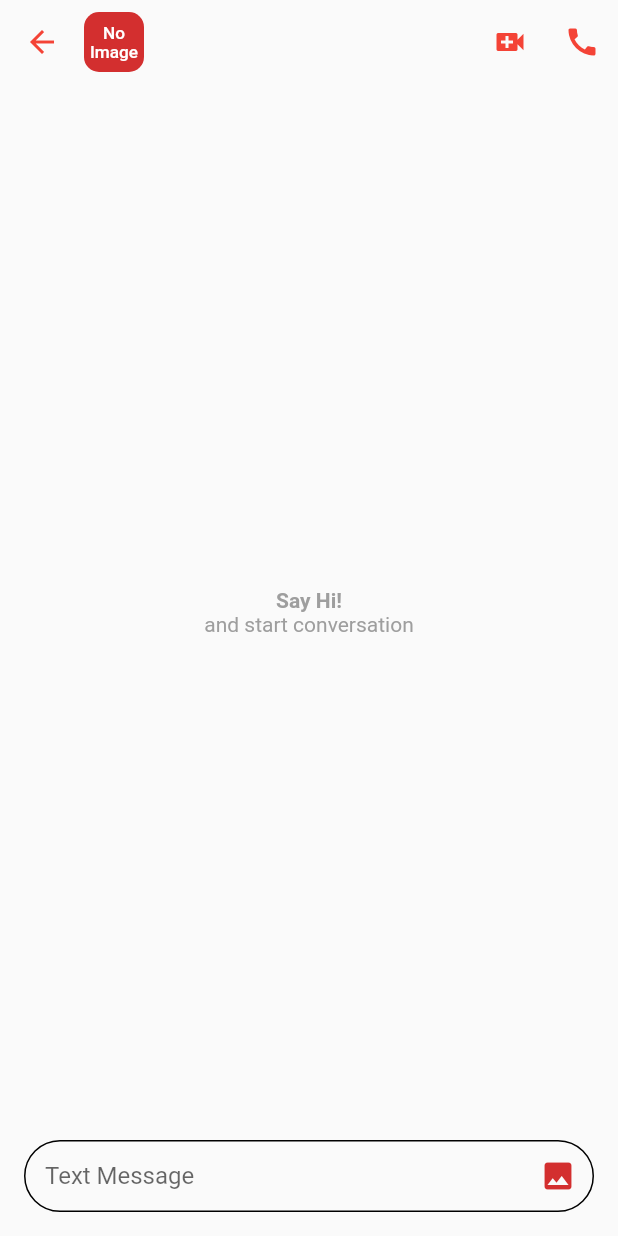
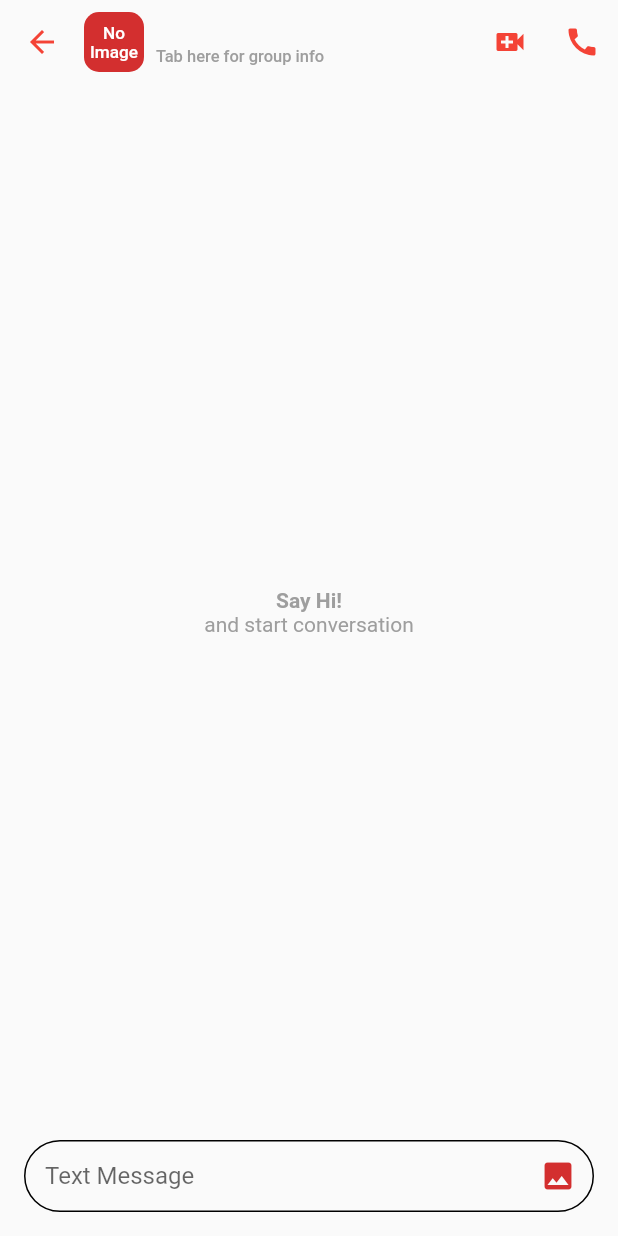
Before and after one commit to askabdulhaseeb/sellout-user, a Flutter app: the GroupChatScreen screen opened directly with empty values, on a phone screen of 412 x 824 dp. Run offline on Flutter 3.47's test engine with Material 2 defaults, Android fonts, the phone set to English and light mode, and no system bars; our stand-ins replace cloud_firestore, dropdown_search, extended_image, file_picker, firebase_auth, firebase_core and 7 more; accounts and stored records are empty.

Commit message:
group chat info page UI added

```diff
--- a/lib/screens/main_screen/pages/messages/group/group_chat_dashboard.dart
+++ b/lib/screens/main_screen/pages/messages/group/group_chat_dashboard.dart
@@ -3,6 +3,7 @@ import 'package:flutter/material.dart';
 import 'package:sellout/database/auth_methods.dart';
 import 'package:sellout/screens/main_screen/pages/messages/group/group_chat_screen.dart';
 import 'package:sellout/utilities/utilities.dart';
+import 'package:sellout/widgets/custom_widgets/custom_profile_image.dart';
 import '../../../../../database/group_chat_api.dart';
 import '../../../../../models/group_chat.dart';
 import '../../../../../widgets/custom_widgets/show_loading.dart';
@@ -69,11 +70,16 @@ class GroupChatDashboardTile extends StatelessWidget {
           ),
         );
       },
-      dense: false,
-      title: Text(group.name ?? 'Issue'),
+      dense: true,
+      leading: CustomProfileImage(imageURL: group.imageURL ?? ''),
+      title: Text(
+        group.name ?? 'Issue',
+        style: const TextStyle(fontWeight: FontWeight.bold),
+      ),
       subtitle: Text(group.lastMessage ?? ''),
       trailing: Text(
         Utilities.timeInDigits(group.timestamp!),
+        style: const TextStyle(fontSize: 12),
       ),
     );
   }
--- a/lib/screens/main_screen/pages/messages/group/group_chat_screen.dart
+++ b/lib/screens/main_screen/pages/messages/group/group_chat_screen.dart
@@ -2,6 +2,7 @@ import 'package:cloud_firestore/cloud_firestore.dart';
 import 'package:flutter/material.dart';
 import '../../../../../database/auth_methods.dart';
 import '../../../../../database/group_chat_api.dart';
+import '../../../../../enums/messages/message_type_enum.dart';
 import '../../../../../models/group_chat.dart';
 import '../../../../../models/message.dart';
 import '../../../../../services/user_local_data.dart';
@@ -9,6 +10,7 @@ import '../../../../../utilities/utilities.dart';
 import '../../../../../widgets/custom_widgets/custom_profile_image.dart';
 import '../../../../../widgets/messages/chat_textformfield.dart';
 import '../../../../../widgets/messages/personal_message_tile.dart';
+import 'group_info_screen.dart';
 
 class GroupChatScreen extends StatefulWidget {
   const GroupChatScreen({required this.group, Key? key}) : super(key: key);
@@ -113,6 +115,7 @@ class _GroupChatScreenState extends State<GroupChatScreen> {
                   int _time = DateTime.now().microsecondsSinceEpoch;
                   widget.group.lastMessage = _text.text;
                   widget.group.timestamp = _time;
+                  widget.group.type = MessageTypeEnum.TEXT;
                   await GroupChatAPI().sendMessage(
                     group: widget.group,
                     messages: Message(
@@ -133,18 +136,38 @@ class _GroupChatScreenState extends State<GroupChatScreen> {
   AppBar _appBar() {
     return AppBar(
       titleSpacing: 0,
-      title: Row(
+      title: GestureDetector(
+        onTap: () {
+          Navigator.of(context).push(MaterialPageRoute<GroupInfoScreen>(
+            builder: (_) => GroupInfoScreen(group: widget.group),
+          ));
+        },
+        child: Row(
           children: <Widget>[
             CustomProfileImage(imageURL: widget.group.imageURL ?? ''),
             const SizedBox(width: 8),
             Expanded(
-            child: Text(
+              child: Column(
+                crossAxisAlignment: CrossAxisAlignment.start,
+                children: <Widget>[
+                  Text(
                     widget.group.name ?? 'issue',
                     maxLines: 1,
                     overflow: TextOverflow.ellipsis,
+                    style: const TextStyle(
+                      fontWeight: FontWeight.bold,
+                      fontSize: 16,
+                    ),
+                  ),
+                  const Text(
+                    'Tab here for group info',
+                    style: TextStyle(fontSize: 11, color: Colors.grey),
+                  ),
+                ],
               ),
             ),
           ],
+        ),
       ),
       actions: <Widget>[
         IconButton(
```
Also changed, not shown: lib/screens/main_screen/pages/messages/group/group_info_screen.dart (added, +121 -0 lines), lib/screens/main_screen/pages/messages/personal/personal_chat_screen.dart (+17 -5 lines). Lines whose indentation alone changed are shown as unchanged.
